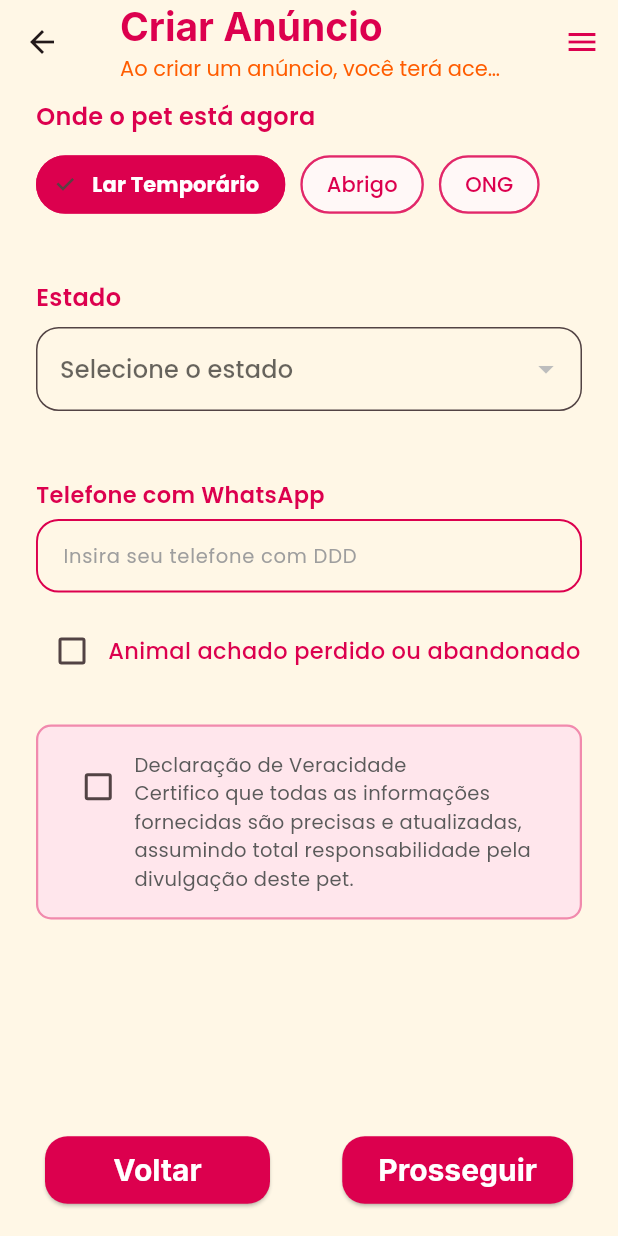
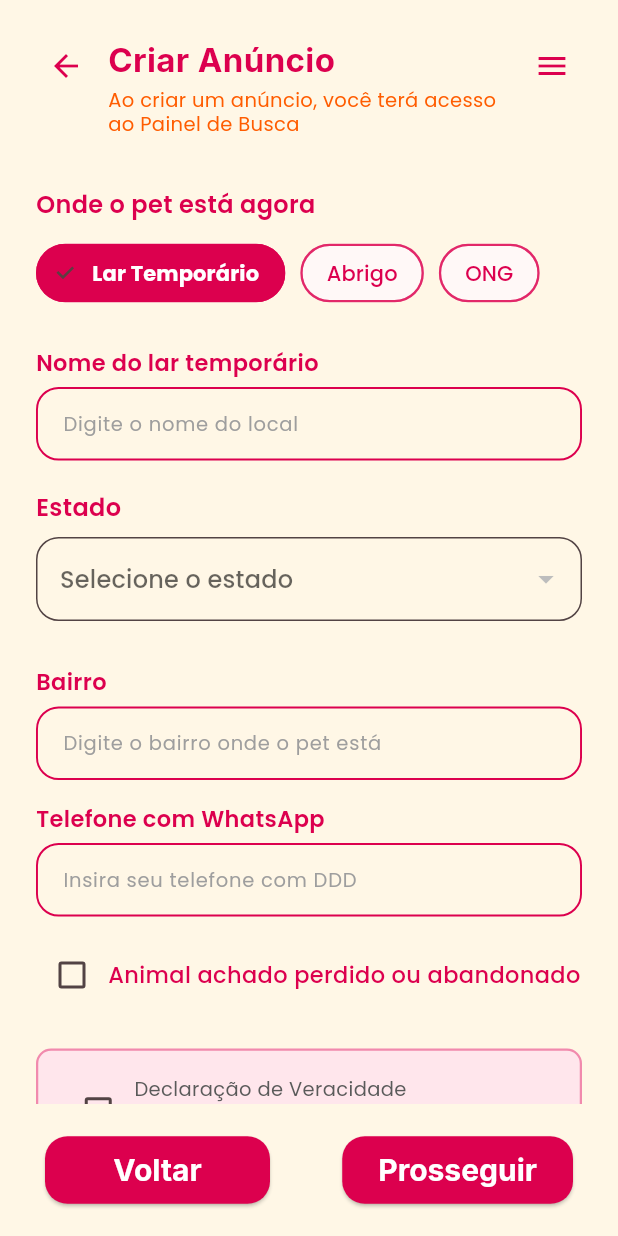
Before and after one commit to AnaVolkmannn/Adopet, a Flutter app: the CriarAnuncioPerdido06 screen opened by its route, on a phone screen of 412 x 824 dp. Run offline on Flutter 3.47's test engine with Material 3 defaults, Android fonts, the phone set to English and light mode, and no system bars; our stand-ins replace google_fonts, image_picker; network calls fail.

Commit message:
ajuste na anuncio_base

```diff
--- a/lib/screens/divulgar_pet/perdido/criar_anuncio_perdido_06.dart
+++ b/lib/screens/divulgar_pet/perdido/criar_anuncio_perdido_06.dart
@@ -1,7 +1,6 @@
 import 'dart:convert';
 import 'package:flutter/material.dart';
 import 'package:http/http.dart' as http;
-import 'package:intl/intl.dart'; // ✅ para formatar a data
 import '../../../widgets/anuncio_base_screen.dart';
 import '../../../widgets/custom_input.dart';
 
@@ -20,13 +19,12 @@ class _CriarAnuncioPerdido06State extends State<CriarAnuncioPerdido06> {
   // Localização
   String? _estadoSelecionado;
   String? _cidadeSelecionada;
-  String? _bairroSelecionado;
   List<String> _estados = [];
   List<String> _cidades = [];
-  List<String> _bairros = [];
 
-  final TextEditingController nomeOngController = TextEditingController();
+  final TextEditingController nomeLocalController = TextEditingController();
   final TextEditingController telefoneController = TextEditingController();
+  final TextEditingController bairroController = TextEditingController();
   final TextEditingController descricaoController = TextEditingController();
   final TextEditingController dataController = TextEditingController();
 
@@ -42,16 +40,18 @@ class _CriarAnuncioPerdido06State extends State<CriarAnuncioPerdido06> {
     _carregarEstados();
   }
 
-  // 📍 Carrega os estados (API IBGE)
+  // 📍 Carrega estados via IBGE
   Future<void> _carregarEstados() async {
-    final url = Uri.parse('https://servicodados.ibge.gov.br/api/v1/localidades/estados');
+    final url = Uri.parse(
+        'https://servicodados.ibge.gov.br/api/v1/localidades/estados');
     final response = await http.get(url);
 
     if (response.statusCode == 200) {
       final List estadosData = json.decode(response.body);
       estadosData.sort((a, b) => a['sigla'].compareTo(b['sigla']));
       setState(() {
-        _estados = estadosData.map<String>((e) => e['sigla'] as String).toList();
+        _estados =
+            estadosData.map<String>((e) => e['sigla'] as String).toList();
       });
     }
   }
@@ -60,8 +60,6 @@ class _CriarAnuncioPerdido06State extends State<CriarAnuncioPerdido06> {
   Future<void> _carregarCidades(String uf) async {
     setState(() {
       _cidades = [];
-      _bairroSelecionado = null;
-      _bairros = [];
       _cidadeSelecionada = null;
     });
 
@@ -73,65 +71,8 @@ class _CriarAnuncioPerdido06State extends State<CriarAnuncioPerdido06> {
       final List cidadesData = json.decode(response.body);
       cidadesData.sort((a, b) => a['nome'].compareTo(b['nome']));
       setState(() {
-        _cidades = cidadesData.map<String>((e) => e['nome'] as String).toList();
-      });
-    }
-  }
-
-  // 🏘️ Carrega bairros via OpenStreetMap Nominatim
-  Future<void> _carregarBairros(String cidade, String estado) async {
-    setState(() {
-      _bairros = [];
-      _bairroSelecionado = null;
-    });
-
-    final url = Uri.parse(
-        'https://nominatim.openstreetmap.org/search?city=$cidade&state=$estado&country=Brazil&format=json&addressdetails=1&limit=50');
-    final response =
-        await http.get(url, headers: {'User-Agent': 'AppAdocao/1.0'});
-
-    if (response.statusCode == 200) {
-      final List data = json.decode(response.body);
-      final bairros = <String>{};
-
-      for (final item in data) {
-        final address = item['address'];
-        if (address != null) {
-          if (address['suburb'] != null) bairros.add(address['suburb']);
-          if (address['neighbourhood'] != null)
-            bairros.add(address['neighbourhood']);
-        }
-      }
-
-      setState(() {
-        _bairros = bairros.toList()..sort();
-      });
-    }
-  }
-
-  // 📅 Selecionar data
-  Future<void> _selecionarData(BuildContext context) async {
-    final DateTime? selecionada = await showDatePicker(
-      context: context,
-      initialDate: DateTime.now(),
-      firstDate: DateTime(2020),
-      lastDate: DateTime.now(),
-      locale: const Locale('pt', 'BR'),
-      builder: (context, child) {
-        return Theme(
-          data: ThemeData.light().copyWith(
-            colorScheme: const ColorScheme.light(
-              primary: Color(0xFFDC004E),
-            ),
-          ),
-          child: child!,
-        );
-      },
-    );
-
-    if (selecionada != null) {
-      setState(() {
-        dataController.text = DateFormat('dd/MM/yyyy').format(selecionada);
+        _cidades =
+            cidadesData.map<String>((e) => e['nome'] as String).toList();
       });
     }
   }
@@ -172,7 +113,7 @@ class _CriarAnuncioPerdido06State extends State<CriarAnuncioPerdido06> {
             ),
             const SizedBox(height: 10),
 
-            // 🔘 Chips de seleção de local
+            // 🔘 Seleção de local
             Wrap(
               spacing: 10,
               runSpacing: 8,
@@ -205,16 +146,19 @@ class _CriarAnuncioPerdido06State extends State<CriarAnuncioPerdido06> {
 
             const SizedBox(height: 25),
 
-            // ONG — campo adicional
-            if (_localSelecionado == 'ONG')
+            // 🏠 Nome da ONG / Abrigo / Lar
             CustomInput(
-                label: 'Nome da ONG onde o pet está',
-                hint: 'Digite o nome da ONG',
-                controller: nomeOngController,
+              label: _localSelecionado == 'ONG'
+                  ? 'Nome da ONG onde o pet está'
+                  : _localSelecionado == 'Abrigo'
+                      ? 'Nome do abrigo'
+                      : 'Nome do lar temporário',
+              hint: 'Digite o nome do local',
+              controller: nomeLocalController,
               maxLines: 1,
             ),
 
-            const SizedBox(height: 15),
+            const SizedBox(height: 20),
 
             // Estado
             const Text(
@@ -253,26 +197,17 @@ class _CriarAnuncioPerdido06State extends State<CriarAnuncioPerdido06> {
                 items: _cidades
                     .map((c) => DropdownMenuItem(value: c, child: Text(c)))
                     .toList(),
-                onChanged: (v) {
-                  setState(() => _cidadeSelecionada = v);
-                  if (v != null && _estadoSelecionado != null) {
-                    _carregarBairros(v, _estadoSelecionado!);
-                  }
-                },
+                onChanged: (v) => setState(() => _cidadeSelecionada = v),
               ),
 
             const SizedBox(height: 15),
 
             // Bairro
-            if (_cidades.isNotEmpty)
-              DropdownButtonFormField<String>(
-                value: _bairroSelecionado,
-                decoration: _decoracaoCampo(),
-                hint: const Text('Selecione o bairro'),
-                items: _bairros
-                    .map((b) => DropdownMenuItem(value: b, child: Text(b)))
-                    .toList(),
-                onChanged: (v) => setState(() => _bairroSelecionado = v),
+            CustomInput(
+              label: 'Bairro',
+              hint: 'Digite o bairro onde o pet está',
+              controller: bairroController,
+              maxLines: 1,
             ),
 
             const SizedBox(height: 15),
@@ -287,7 +222,7 @@ class _CriarAnuncioPerdido06State extends State<CriarAnuncioPerdido06> {
 
             const SizedBox(height: 15),
 
-            // Checkbox de animal achado
+            // Checkbox: Animal achado
             Row(
               children: [
                 Checkbox(
@@ -309,7 +244,6 @@ class _CriarAnuncioPerdido06State extends State<CriarAnuncioPerdido06> {
               ],
             ),
 
-            // Campos extras se marcado
             if (_animalPerdido) ...[
               CustomInput(
                 label: 'Descrição do local e do pet',
@@ -318,16 +252,11 @@ class _CriarAnuncioPerdido06State extends State<CriarAnuncioPerdido06> {
                 maxLines: 3,
               ),
               const SizedBox(height: 15),
-              GestureDetector(
-                onTap: () => _selecionarData(context),
-                child: AbsorbPointer(
-                  child: CustomInput(
+              CustomInput(
                 label: 'Data que encontrei (opcional)',
-                    hint: 'Toque para selecionar a data',
+                hint: 'Ex: 08/10/2025',
                 controller: dataController,
                 maxLines: 1,
-                  ),
-                ),
               ),
             ],
 
--- a/lib/widgets/anuncio_base_screen.dart
+++ b/lib/widgets/anuncio_base_screen.dart
@@ -21,48 +21,63 @@ class AnuncioBaseScreen extends StatelessWidget {
   Widget build(BuildContext context) {
     return Scaffold(
       backgroundColor: const Color(0xFFFFF7E6),
-      appBar: AppBar(
+      appBar: PreferredSize(
+        preferredSize: const Size.fromHeight(115), // 🔧 altura mais equilibrada
+        child: AppBar(
           backgroundColor: const Color(0xFFFFF7E6),
           elevation: 0,
-        titleSpacing: 24,
-        title: Column(
+          automaticallyImplyLeading: false,
+          flexibleSpace: SafeArea(
+            child: Padding(
+              padding: const EdgeInsets.symmetric(horizontal: 20, vertical: 20),
+              child: Row(
+                crossAxisAlignment: CrossAxisAlignment.start,
+                children: [
+                  IconButton(
+                    icon: const Icon(Icons.arrow_back, color: Color(0xFFDC004E)),
+                    onPressed: onBack,
+                  ),
+                  const SizedBox(width: 4),
+                  Expanded(
+                    child: Column(
+                      mainAxisAlignment: MainAxisAlignment.center, // 🩷 centraliza verticalmente
                       crossAxisAlignment: CrossAxisAlignment.start,
                       children: [
                         Text(
                           title,
                           style: const TextStyle(
                             fontFamily: 'Inter',
-                fontSize: 26,
+                            fontSize: 22,
                             fontWeight: FontWeight.bold,
                             color: Color(0xFFDC004E),
                           ),
                         ),
-            const SizedBox(height: 2),
+                        const SizedBox(height: 4),
                         Text(
                           subtitle,
                           style: const TextStyle(
                             fontFamily: 'Poppins',
-                fontSize: 14,
+                            fontSize: 13,
                             color: Color(0xFFFF5C00),
+                            height: 1.2,
                           ),
                         ),
                       ],
                     ),
-        actions: [
+                  ),
                   IconButton(
                     icon: const Icon(Icons.menu, color: Color(0xFFDC004E)),
                     onPressed: () {},
                   ),
                 ],
               ),
+            ),
+          ),
+        ),
+      ),
       body: SafeArea(
         child: Padding(
-          padding: const EdgeInsets.fromLTRB(
-            24,
-            10,
-            24,
-            80,
-          ), // espaço inferior fixo pros botões
+          padding: const EdgeInsets.fromLTRB(24, 10, 24, 80),
           child: SingleChildScrollView(child: child),
         ),
       ),
```
Lines whose indentation alone changed are shown as unchanged.
